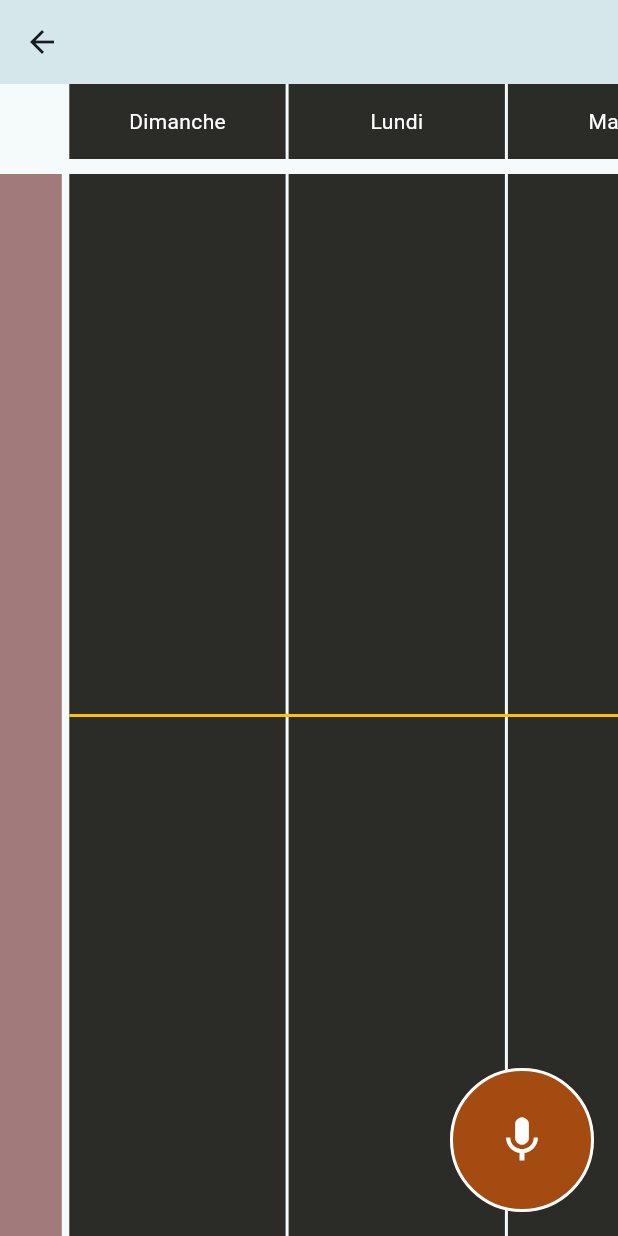
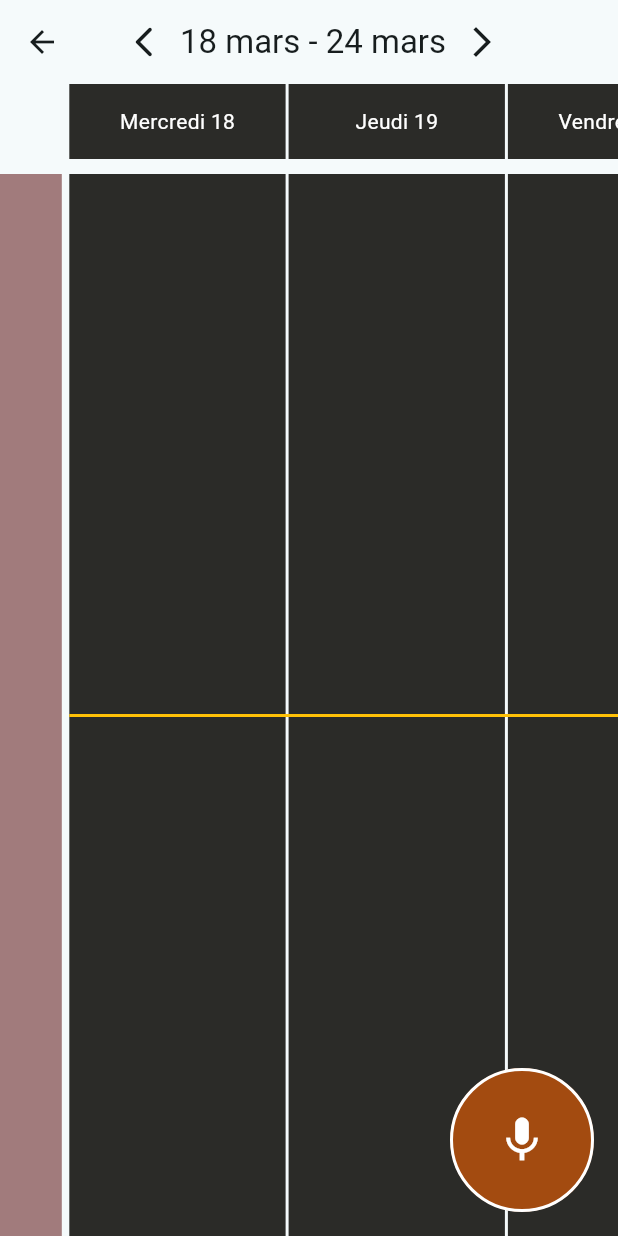
Before and after one commit to Walkie11/ti_assistant, a Flutter app: the screen it shows after launch, scrolled down 576 dp, after a tap on the "event" icon, on a phone screen of 412 x 824 dp. Run offline on Flutter 3.47's test engine with Material 3 defaults, Android fonts, the phone set to English and light mode, and no system bars; our stand-ins replace speech_to_text; missing offline and left inert: signalr_netcore.

Commit message:
test  speech

```diff
--- a/lib/main.dart
+++ b/lib/main.dart
@@ -1,12 +1,16 @@
 import 'package:flutter/material.dart';
+import 'package:intl/date_symbol_data_local.dart';
 import 'package:ti_asistan/app/app.dart';
 import 'package:provider/provider.dart';
 import 'package:ti_asistan/service/speechProvider.dart';
 
-void main() {
+void main() async {
+  await initializeDateFormatting('fr_FR', null);
 
   runApp(
     ChangeNotifierProvider(
-      create:(context) =>Speechprovider(),
-      child:const MyApp()));
+      create: (context) => Speechprovider(),
+      child: const MyApp(),
+    ),
+  );
 }
--- a/lib/sreens/Accueil.dart
+++ b/lib/sreens/Accueil.dart
@@ -15,6 +15,11 @@ class _AccueilState extends State<Accueil> {
   @override
   Widget build(BuildContext context) {
     return Scaffold(
+      appBar: AppBar(
+        backgroundColor: Colors.transparent,
+        elevation: 0,
+
+      ),
       floatingActionButton: Micro(),
       body:AccueilScreen(),
       floatingActionButtonLocation: CustomFabLocation(),
--- a/lib/sreens/accueil_screen.dart
+++ b/lib/sreens/accueil_screen.dart
@@ -45,7 +45,6 @@ class _AccueilScreenState extends State<AccueilScreen> {
   );
   @override
   Widget build(BuildContext context) {
-    final speechProvider = Provider.of<Speechprovider>(context, listen: false);
 
     return Scaffold(
 
@@ -58,7 +57,7 @@ class _AccueilScreenState extends State<AccueilScreen> {
             children: [
               Column(
                 children: [
-                  Info(text: speechProvider.text),
+                  Info(),
                   SizedBox(height: 10),
                   Productivite(),
                 ],
--- a/lib/sreens/calendrier_screen.dart
+++ b/lib/sreens/calendrier_screen.dart
@@ -1,4 +1,5 @@
 import 'package:flutter/material.dart';
+import 'package:intl/intl.dart';
 
 class Calendrier extends StatefulWidget {
   const Calendrier({super.key});
@@ -8,29 +9,69 @@ class Calendrier extends StatefulWidget {
 }
 
 class _CalendrierState extends State<Calendrier> {
+  // 1. Déclare tes variables ICI (au niveau de la classe)
+  late List<DateTime> datesJrs;
+  final List<String> jours = [];
+  late String mois;
+
+  @override
+  void initState() {
+    super.initState();
+    // 2. Initialise tes données une seule fois
+    datesJrs = List.generate(
+      7,
+      (index) => DateTime.now().add(Duration(days: index)),
+    );
+
+    for (int i = 0; i < 7; i++) {
+      String jourDebut = DateFormat('d MMM', 'fr_FR').format(datesJrs.first);
+      jourDebut = jourDebut[0].toUpperCase() + jourDebut.substring(1);
+
+      String moisFin = DateFormat('d MMM', 'fr_FR').format(datesJrs.last);
+      moisFin = moisFin[0].toUpperCase() + moisFin.substring(1);
+
+      if (jourDebut != moisFin) {
+        mois = "$jourDebut - $moisFin";
+      } else {
+        mois = jourDebut;
+      }
+      String formatte = DateFormat('EEEE d', 'fr_FR').format(datesJrs[i]);
+
+      jours.add(formatte[0].toUpperCase() + formatte.substring(1));
+    }
+  }
+
   @override
   Widget build(BuildContext context) {
+    // 3. Le build ne s'occupe QUE du dessin
     final double screenWidth = MediaQuery.of(context).size.width;
     final double itemWidth = screenWidth * 0.35;
-    final List<String> jours = [
-      "Dimanche",
-      "Lundi",
-      "Mardi",
-      "Mercredi",
-      "Jeudi",
-      "Vendredi",
-      "Samedi",
-    ];
+
     return Scaffold(
       appBar: AppBar(
         leading: IconButton(
           onPressed: () => Navigator.pop(context),
           icon: const Icon(Icons.arrow_back),
         ),
+        title: Center(
+          child: Row(
+            children: [
+              IconButton(
+                onPressed: () {},
+                icon: Icon(Icons.arrow_back_ios_new_rounded),
+              ),
+              Text(mois),
+              IconButton(
+                onPressed: () {},
+                icon: Icon(Icons.arrow_forward_ios_outlined),
+              ),
+            ],
+          ),
+        ),
+        elevation: 0,
       ),
       floatingActionButton: FloatingActionButton.large(
-          onPressed: () {
-          },
+        onPressed: () {},
 
         backgroundColor: const Color.fromARGB(255, 163, 75, 16),
         elevation: 0,
@@ -61,7 +102,6 @@ class _CalendrierState extends State<Calendrier> {
           Expanded(
             child: Stack(
               children: [
-
                 ListView.separated(
                   scrollDirection: Axis.horizontal,
                   separatorBuilder: (context, index) =>
@@ -99,7 +139,7 @@ class _CalendrierState extends State<Calendrier> {
                     height: 2, // L'épaisseur de ta ligne
                     color: Colors.amber,
                   ),
-                )
+                ),
               ],
             ),
           ),
--- a/lib/widgets/info.dart
+++ b/lib/widgets/info.dart
@@ -1,7 +1,9 @@
 import 'package:flutter/material.dart';
+import 'package:provider/provider.dart';
+import 'package:ti_asistan/service/speechProvider.dart';
+
 class Info extends StatefulWidget {
-  final String text;
-  const Info({super.key,required this.text});
+  const Info({super.key});
 
   @override
   State<Info> createState() => _InfoState();
@@ -11,6 +13,8 @@ class _InfoState extends State<Info> {
 
   @override
   Widget build(BuildContext context) {
+
+  final speechProvider = Provider.of<Speechprovider>(context, listen: false);
     return Container(
       width: MediaQuery.of(context).size.width * 0.40,
       height: MediaQuery.of(context).size.height * 0.25,
@@ -31,7 +35,7 @@ class _InfoState extends State<Info> {
           left: BorderSide.none,
         ),
       ),
-      child: Text(widget.text),
+      child: Text(speechProvider.text),
     );
   }
 }
--- a/pubspec.yaml
+++ b/pubspec.yaml
@@ -38,6 +38,7 @@ dependencies:
   # The following adds the Cupertino Icons font to your application.
   # Use with the CupertinoIcons class for iOS style icons.
   cupertino_icons: ^1.0.8
+  intl: ^0.20.2
 
 dev_dependencies:
   flutter_test:
```
Also changed, not shown: lib/service/speechProvider.dart (+19 -3 lines), lib/widgets/micro.dart (+3 -15 lines), pubspec.lock. Lines whose indentation alone changed are shown as unchanged.
